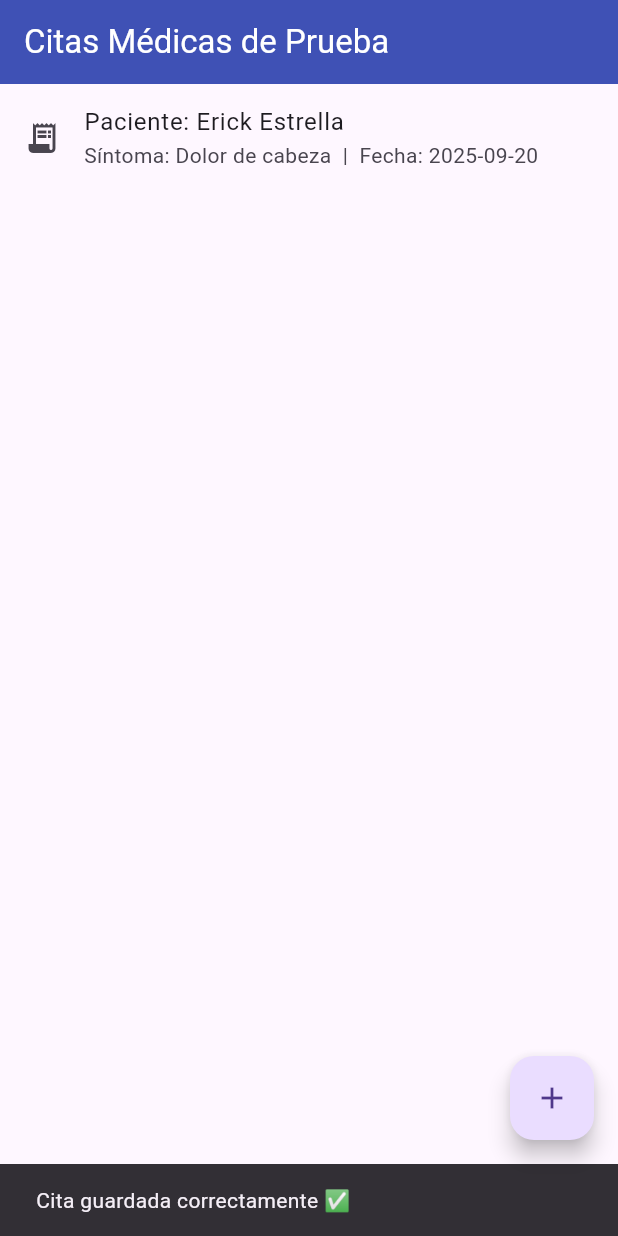
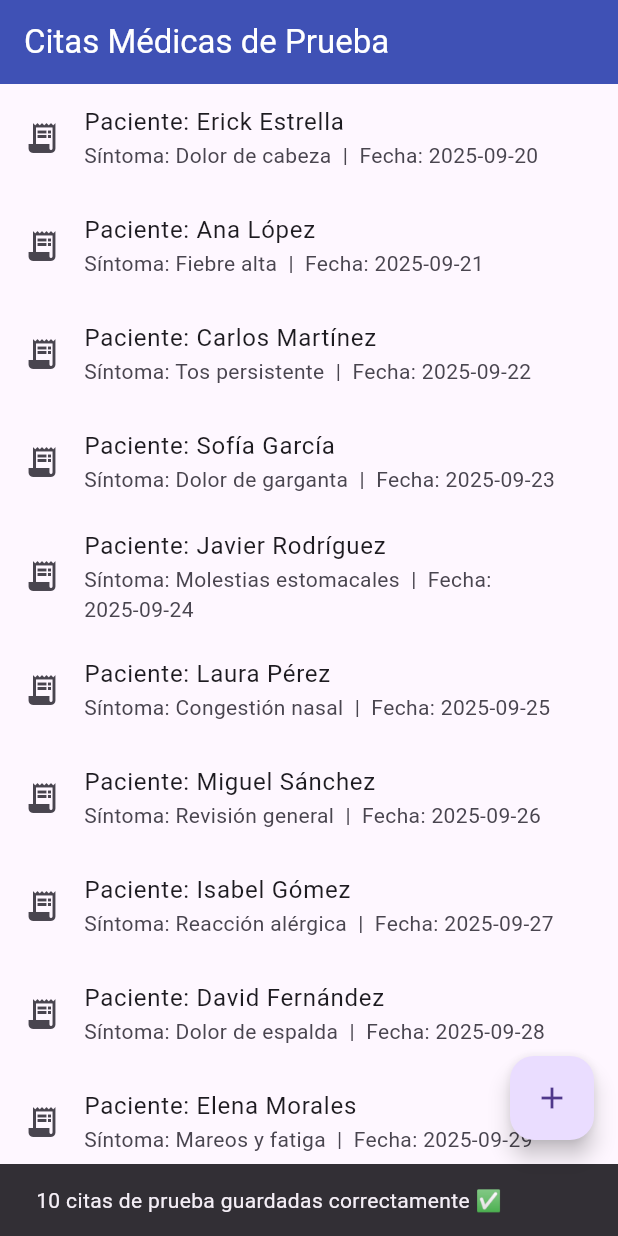
Before and after one commit to chemasamos/Doctor-Appointment-Frontend, a Flutter app: the screen it shows after launch, after a tap on the "add" icon, on a phone screen of 412 x 824 dp. Run offline on Flutter 3.47's test engine with Material 3 defaults, Android fonts, the phone set to English and light mode, and no system bars; our stand-ins replace cloud_firestore, firebase_core; accounts and stored records are empty.

Commit message:
10 CITAS NUEVAS

```diff
--- a/lib/main.dart
+++ b/lib/main.dart
@@ -32,18 +32,86 @@ class HomePage extends StatefulWidget {
 }
 
 class _HomePageState extends State<HomePage> {
-  // El método para guardar la cita ahora vive dentro del State
+  // El método para guardar las citas ahora vive dentro del State
+  // MODIFICADO: Ahora guarda una lista de 10 pacientes de prueba
   Future<void> _guardarCitaDemo() async {
-    try {
-      await FirebaseFirestore.instance.collection('citas_prueba').add({
+    // Lista de 10 pacientes de ejemplo
+    final List<Map<String, dynamic>> pacientesDePrueba = [
+      {
         'paciente': 'Erick Estrella',
         'sintoma': 'Dolor de cabeza',
         'fecha': '2025-09-20',
-        'timestamp': FieldValue.serverTimestamp(),
-      });
+      },
+      {
+        'paciente': 'Ana López',
+        'sintoma': 'Fiebre alta',
+        'fecha': '2025-09-21',
+      },
+      {
+        'paciente': 'Carlos Martínez',
+        'sintoma': 'Tos persistente',
+        'fecha': '2025-09-22',
+      },
+      {
+        'paciente': 'Sofía García',
+        'sintoma': 'Dolor de garganta',
+        'fecha': '2025-09-23',
+      },
+      {
+        'paciente': 'Javier Rodríguez',
+        'sintoma': 'Molestias estomacales',
+        'fecha': '2025-09-24',
+      },
+      {
+        'paciente': 'Laura Pérez',
+        'sintoma': 'Congestión nasal',
+        'fecha': '2025-09-25',
+      },
+      {
+        'paciente': 'Miguel Sánchez',
+        'sintoma': 'Revisión general',
+        'fecha': '2025-09-26',
+      },
+      {
+        'paciente': 'Isabel Gómez',
+        'sintoma': 'Reacción alérgica',
+        'fecha': '2025-09-27',
+      },
+      {
+        'paciente': 'David Fernández',
+        'sintoma': 'Dolor de espalda',
+        'fecha': '2025-09-28',
+      },
+      {
+        'paciente': 'Elena Morales',
+        'sintoma': 'Mareos y fatiga',
+        'fecha': '2025-09-29',
+      },
+    ];
+
+    try {
+      final collection = FirebaseFirestore.instance.collection('citas_prueba');
+      // Usamos un WriteBatch para realizar todas las escrituras en una sola operación
+      final batch = FirebaseFirestore.instance.batch();
+
+      for (var pacienteData in pacientesDePrueba) {
+        // Creamos una nueva referencia de documento para cada paciente
+        final docRef = collection.doc();
+        // Añadimos el timestamp a los datos del paciente
+        final dataConTimestamp = {
+          ...pacienteData,
+          'timestamp': FieldValue.serverTimestamp(),
+        };
+        // Preparamos la operación de escritura en el batch
+        batch.set(docRef, dataConTimestamp);
+      }
+
+      // Ejecutamos todas las operaciones del batch
+      await batch.commit();
+
       if (mounted) {
         ScaffoldMessenger.of(context).showSnackBar(
-          const SnackBar(content: Text('Cita guardada correctamente ✅')),
+          const SnackBar(content: Text('10 citas de prueba guardadas correctamente ✅')),
         );
       }
     } catch (e) {
@@ -95,7 +163,7 @@ class _HomePageState extends State<HomePage> {
       // Botón flotante para añadir nuevas citas
       floatingActionButton: FloatingActionButton(
         onPressed: _guardarCitaDemo,
-        tooltip: 'Añadir Cita de Prueba',
+        tooltip: 'Añadir 10 Citas de Prueba',
         child: const Icon(Icons.add),
       ),
     );
```
